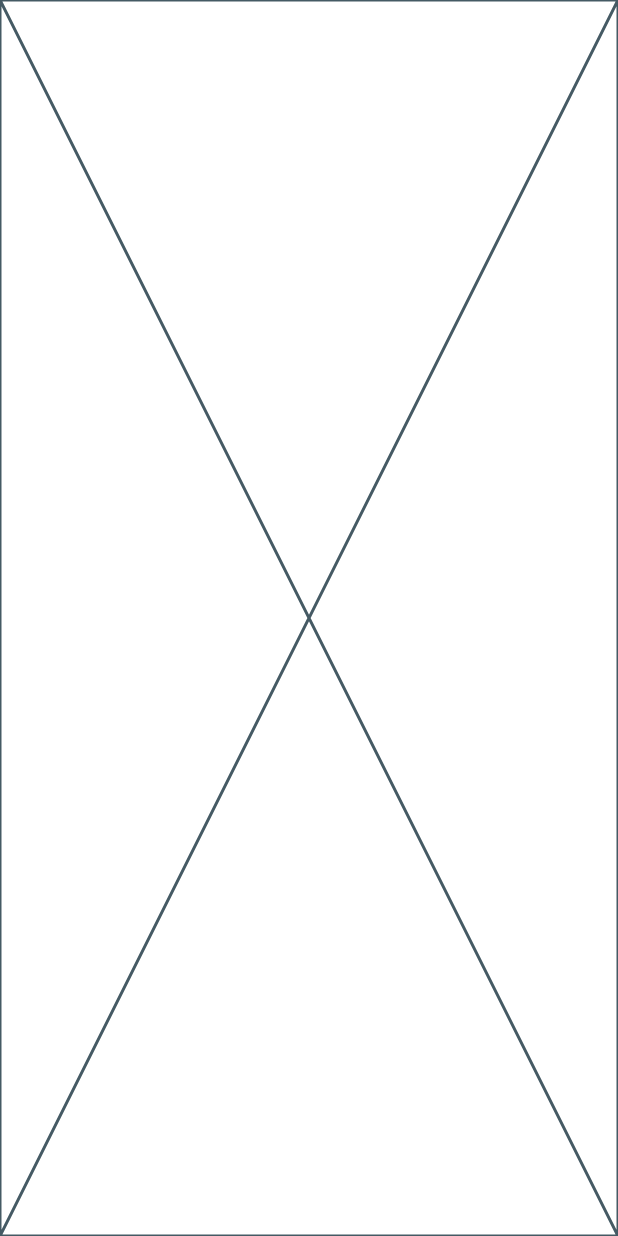
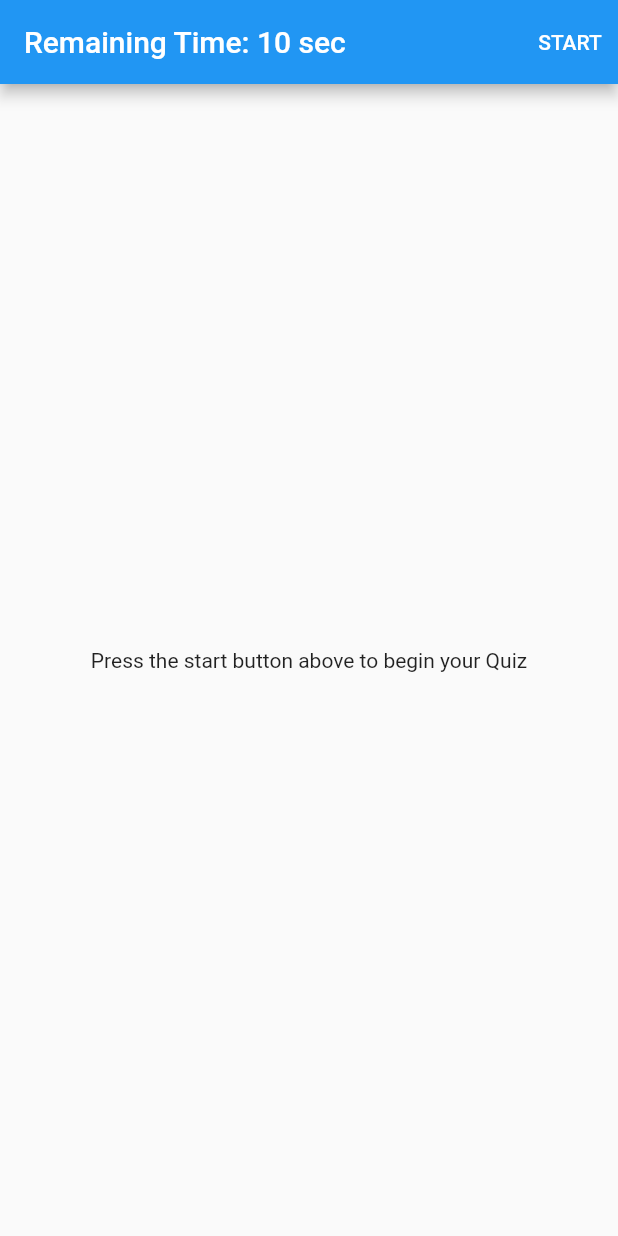
Before and after one commit to marufahmedofficial/Quiz_App, a Flutter app: the screen it shows after launch, on a phone screen of 412 x 824 dp. Run offline on Flutter 3.47's test engine with Material 2 defaults, Android fonts, the phone set to English and light mode, and no system bars.

Commit message:
homepage

```diff
--- a/lib/customwidget/list_item.dart
+++ b/lib/customwidget/list_item.dart
@@ -1,6 +1,6 @@
 import 'package:flutter/material.dart';
+import 'package:quiz_app/temp_db.dart';
 
-import '../temp_db.dart';
 
 class ListItem extends StatelessWidget {
   final int index;
--- a/lib/customwidget/quiz_item.dart
+++ b/lib/customwidget/quiz_item.dart
@@ -1,7 +1,7 @@
 import 'package:flutter/material.dart';
+import 'package:quiz_app/custom_text_style.dart';
 import 'package:quiz_app/temp_db.dart';
 
-import '../custom_text_style.dart';
 
 class QuizItem extends StatefulWidget {
   final int serial;
--- a/lib/pages/homepage.dart
+++ b/lib/pages/homepage.dart
@@ -1,4 +1,7 @@
+import 'dart:async';
 import 'package:flutter/material.dart';
+import 'package:quiz_app/customwidget/quiz_item.dart';
+import 'package:quiz_app/temp_db.dart';
 
 class HomePage extends StatefulWidget {
   const HomePage({Key? key}) : super(key: key);
@@ -8,8 +11,77 @@ class HomePage extends StatefulWidget {
 }
 
 class _HomePageState extends State<HomePage> {
+  bool hasQuizStarted = false;
+  Timer? timer;
+  int count = 10;
+
+  _startTimer() {
+    timer = Timer.periodic(const Duration(seconds: 1), (_) {
+      if(count > 0) {
+        setState(() {
+          count--;
+        });
+      } else {
+        _stopTimer();
+        navigate();
+      }
+    });
+  }
+
+  _stopTimer() {
+    if(timer != null) {
+      timer!.cancel();
+    }
+  }
+
   @override
   Widget build(BuildContext context) {
-    return const Placeholder();
+    return Scaffold(
+        appBar: AppBar(
+          title: Text('Remaining Time: $count sec'),
+          actions: [
+            if(!hasQuizStarted) TextButton(
+              style: TextButton.styleFrom(
+                  foregroundColor: Colors.white
+              ),
+              onPressed: () {
+                setState(() {
+                  hasQuizStarted = true;
+                  quizList = generateQuizList;
+                });
+                _startTimer();
+              },
+              child: const Text('START'),
+            ),
+            if(hasQuizStarted) TextButton(
+              style: TextButton.styleFrom(
+                  foregroundColor: Colors.white
+              ),
+              onPressed: () {
+                _stopTimer();
+                navigate();
+              },
+              child: const Text('FINISH'),
+            ),
+          ],
+        ),
+        body: hasQuizStarted ? ListView.builder(
+          padding: const EdgeInsets.all(8.0),
+          itemCount: quizList.length,
+          itemBuilder: (context, index) {
+            return QuizItem(
+              serial: index + 1,
+              quiz: quizList[index],
+              onAnswer: (answer) {
+                quizList[index].givenAnswer = answer;
+              },
+            );
+          },
+        ) : const Center(child: Text('Press the start button above to begin your Quiz'),)
+    );
+  }
+
+  void navigate() {
+
   }
 }
```
